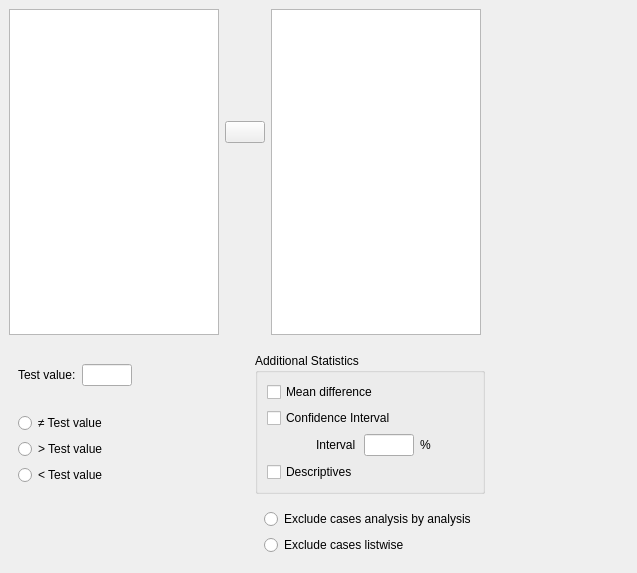
The window that JASP-Desktop/analysisforms/ttestonesampleform.ui (jasp-stats/jasp-desktop) describes before a commit, drawn with Qt 5.
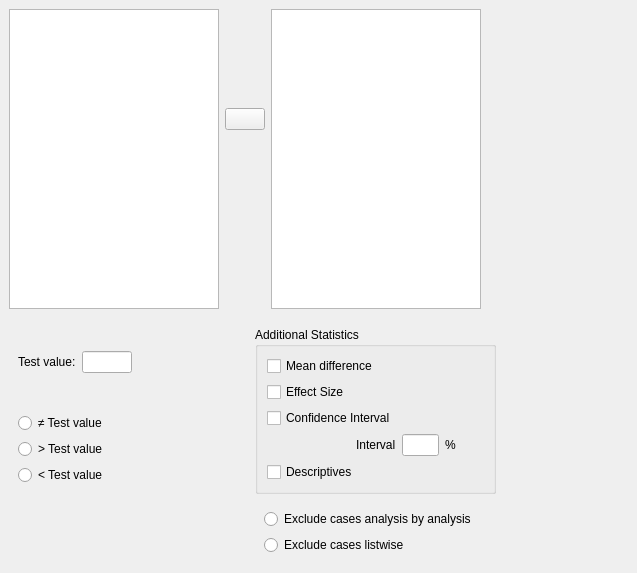
The same window after the commit. Custom widgets are drawn as their Qt base class.

Commit message:
1S + IS T-Test (Added effect size)
fixes #495

```diff
--- a/JASP-Desktop/analysisforms/ttestonesampleform.ui
+++ b/JASP-Desktop/analysisforms/ttestonesampleform.ui
@@ -86,61 +86,24 @@
          <string>Additional Statistics</string>
         </property>
         <layout class="QGridLayout" name="gridLayout_3">
-         <item row="2" column="0">
+         <item row="3" column="0">
           <widget class="QWidget" name="widget_4" native="true"/>
          </item>
-         <item row="3" column="0" colspan="2">
-          <widget class="BoundCheckBox" name="descriptives">
-           <property name="text">
-            <string>Descriptives</string>
-           </property>
-          </widget>
-         </item>
-         <item row="2" column="1">
-          <widget class="QLabel" name="label">
-           <property name="text">
-            <string>Interval</string>
-           </property>
-          </widget>
-         </item>
-         <item row="0" column="0" colspan="3">
-          <widget class="BoundCheckBox" name="meanDifference">
-           <property name="text">
-            <string>Mean difference</string>
-           </property>
-          </widget>
-         </item>
-         <item row="2" column="3">
+         <item row="3" column="3">
           <widget class="QLabel" name="label_2">
            <property name="text">
             <string>%</string>
            </property>
           </widget>
          </item>
-         <item row="2" column="2">
-          <widget class="BoundTextBox" name="confidenceIntervalInterval">
-           <property name="sizePolicy">
-            <sizepolicy hsizetype="Preferred" vsizetype="Fixed">
-             <horstretch>0</horstretch>
-             <verstretch>0</verstretch>
-            </sizepolicy>
-           </property>
-           <property name="maximumSize">
-            <size>
-             <width>50</width>
-             <height>16777215</height>
-            </size>
-           </property>
-          </widget>
-         </item>
-         <item row="1" column="0" colspan="3">
+         <item row="2" column="0" colspan="3">
           <widget class="BoundCheckBox" name="confidenceInterval">
            <property name="text">
             <string>Confidence Interval</string>
            </property>
           </widget>
          </item>
-         <item row="2" column="4">
+         <item row="3" column="4">
           <spacer name="horizontalSpacer_3">
            <property name="orientation">
             <enum>Qt::Horizontal</enum>
@@ -153,6 +116,50 @@
            </property>
           </spacer>
          </item>
+         <item row="3" column="1">
+          <widget class="QLabel" name="label">
+           <property name="text">
+            <string>Interval</string>
+           </property>
+          </widget>
+         </item>
+         <item row="3" column="2">
+          <widget class="BoundTextBox" name="confidenceIntervalInterval">
+           <property name="sizePolicy">
+            <sizepolicy hsizetype="Preferred" vsizetype="Fixed">
+             <horstretch>0</horstretch>
+             <verstretch>0</verstretch>
+            </sizepolicy>
+           </property>
+           <property name="maximumSize">
+            <size>
+             <width>50</width>
+             <height>16777215</height>
+            </size>
+           </property>
+          </widget>
+         </item>
+         <item row="4" column="0" colspan="2">
+          <widget class="BoundCheckBox" name="descriptives">
+           <property name="text">
+            <string>Descriptives</string>
+           </property>
+          </widget>
+         </item>
+         <item row="0" column="0" colspan="3">
+          <widget class="BoundCheckBox" name="meanDifference">
+           <property name="text">
+            <string>Mean difference</string>
+           </property>
+          </widget>
+         </item>
+         <item row="1" column="0">
+          <widget class="BoundCheckBox" name="effectSize">
+           <property name="text">
+            <string>Effect Size</string>
+           </property>
+          </widget>
+         </item>
         </layout>
        </widget>
       </item>
```
The commit also changes 5 other files.
